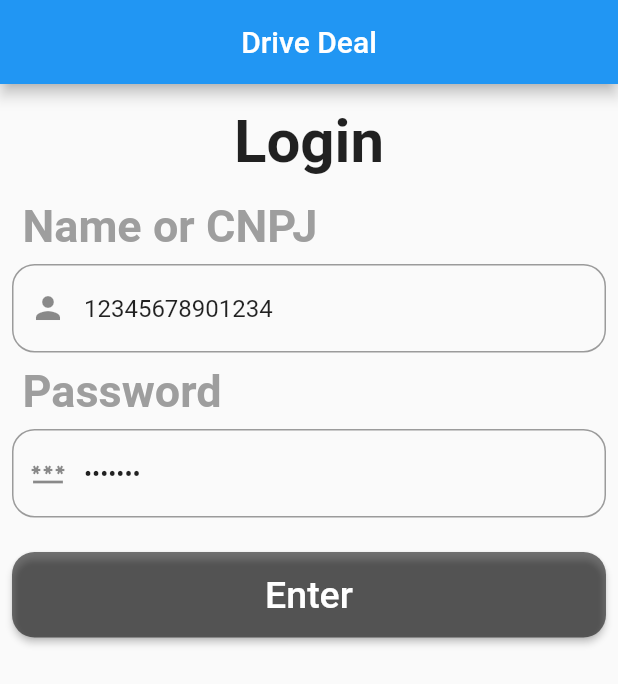
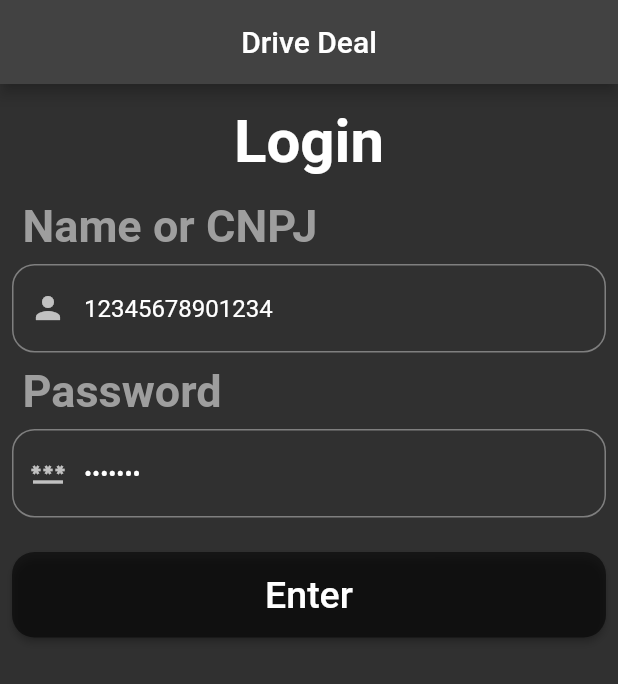
Before and after one commit to mickaelrei/drive-deal, a Flutter app: the screen it shows after launch, on a phone screen of 412 x 824 dp. Shown: the top 684 px of the screen. Run offline on Flutter 3.47's test engine with Material 2 defaults, Android fonts, the phone set to English and light mode, and no system bars; our stand-ins replace carousel_slider, image_picker, shared_preferences, sqflite; accounts and stored records are empty; generated files the repository leaves out were written again.

Commit message:
Preparing internationalization

```diff
--- /dev/null
+++ b/l10n.yaml
@@ -0,0 +1,3 @@
+arb-dir: lib/l10n
+template-arb-file: app_en.arb
+output-localization-file: app_localizations.dart
--- a/lib/main.dart
+++ b/lib/main.dart
@@ -1,6 +1,12 @@
+import 'dart:developer';
+
 import 'package:flutter/material.dart';
+import 'package:flutter_gen/gen_l10n/app_localizations.dart';
+import 'package:provider/provider.dart';
 
+import 'entities/user.dart';
 import 'utils/routes.dart';
+import 'view/main_state.dart';
 
 void main() {
   runApp(const MyApp());
@@ -13,8 +19,30 @@ class MyApp extends StatelessWidget {
 
   @override
   Widget build(BuildContext context) {
+    return ChangeNotifierProvider<MainState>(
+      create: (context) {
+        return MainState();
+      },
+      child: Consumer<MainState>(
+        builder: (_, state, __) {
+          // Get current theme
+          final themeData = state.appTheme == AppTheme.dark
+              ? ThemeData.dark()
+              : ThemeData.light();
+
+          // Get current locale (language)
+          final locale = state.appLanguage == AppLanguage.english
+              ? const Locale('en')
+              : const Locale('pt');
+
+          log('Current language: ${state.appLanguage.name}');
+          log('Current theme: ${state.appTheme.name}');
+
           return MaterialApp(
-      theme: ThemeData(
+            locale: locale,
+            localizationsDelegates: AppLocalizations.localizationsDelegates,
+            supportedLocales: AppLocalizations.supportedLocales,
+            theme: themeData.copyWith(
               sliderTheme: const SliderThemeData(
                 showValueIndicator: ShowValueIndicator.always,
               ),
@@ -37,5 +65,8 @@ class MyApp extends StatelessWidget {
               '/autonomy_level_edit': autonomyLevelEditRoute,
             },
           );
+        },
+      ),
+    );
   }
 }
--- a/lib/view/login.dart
+++ b/lib/view/login.dart
@@ -1,4 +1,5 @@
 import 'package:flutter/material.dart';
+import 'package:flutter_gen/gen_l10n/app_localizations.dart';
 import 'package:provider/provider.dart';
 
 import '../entities/user.dart';
@@ -8,6 +9,7 @@ import '../usecases/partner_store_use_case.dart';
 import '../usecases/user_use_case.dart';
 import '../utils/dialogs.dart';
 import '../utils/forms.dart';
+import 'main_state.dart';
 
 /// Provider for login page
 class LoginState with ChangeNotifier {
@@ -121,6 +123,9 @@ class LoginForm extends StatelessWidget {
 
   @override
   Widget build(BuildContext context) {
+    final localization = AppLocalizations.of(context)!;
+    final mainState = Provider.of<MainState>(context, listen: false);
+
     return ChangeNotifierProvider<LoginState>(
       create: (context) {
         return LoginState();
@@ -133,17 +138,17 @@ class LoginForm extends StatelessWidget {
               crossAxisAlignment: CrossAxisAlignment.stretch,
               children: [
                 const FormTitle(title: 'Login'),
-                const TextHeader(label: 'Name or CNPJ'),
+                TextHeader(label: localization.nameOrCnpj),
                 FormTextEntry(
                   controller: state.nameOrCnpjController,
-                  label: 'Name or CNPJ',
+                  label: localization.nameOrCnpj,
                   prefixIcon: Icons.person,
                 ),
-                const TextHeader(label: 'Password'),
+                TextHeader(label: localization.password),
                 FormTextEntry(
                   controller: state.passwordController,
                   hidden: true,
-                  label: 'Password',
+                  label: localization.password,
                   prefixIcon: Icons.password,
                 ),
                 Padding(
@@ -152,7 +157,7 @@ class LoginForm extends StatelessWidget {
                     vertical: 15,
                   ),
                   child: SubmitButton(
-                    label: 'Enter',
+                    label: localization.enter,
                     onPressed: () async {
                       if (!state.formKey.currentState!.validate()) return;
 
@@ -169,6 +174,9 @@ class LoginForm extends StatelessWidget {
                         }
                         return;
                       }
+
+                      // User is valid, set logged user in main state
+                      mainState.setLoggedUser(user);
 
                       // Go to home page
                       if (context.mounted) {
--- /dev/null
+++ b/lib/view/main_state.dart
@@ -0,0 +1,62 @@
+import 'dart:developer';
+
+import 'package:flutter/material.dart';
+
+import '../entities/user.dart';
+
+/// Provider that holds information such as:
+///
+/// - App language
+class MainState with ChangeNotifier {
+  /// Constructor
+  MainState();
+
+  User? _loggedUser;
+
+  /// Current logged user
+  User? get loggedUser => _loggedUser;
+
+  /// Current app language
+  AppLanguage get appLanguage => loggedUser != null
+      ? loggedUser!.settings.appLanguage
+      : UserSettings.defaultAppLanguage;
+
+  /// Current app theme
+  AppTheme get appTheme => loggedUser != null
+      ? loggedUser!.settings.appTheme
+      : UserSettings.defaultAppTheme;
+
+  /// Set new app language
+  void setAppLanguage(AppLanguage language) {
+    if (_loggedUser == null) {
+      log('No logged user to set language');
+      return;
+    }
+
+    // TODO: Set on shared prefs
+
+    // Change on user object
+    _loggedUser!.settings.appLanguage = language;
+    notifyListeners();
+  }
+
+  /// Set new app theme
+  void setAppTheme(AppTheme theme) {
+    if (_loggedUser == null) {
+      log('No logged user to set theme');
+      return;
+    }
+
+    // TODO: Set on shared prefs
+
+    // Change on user object
+    _loggedUser!.settings.appTheme = theme;
+    notifyListeners();
+  }
+
+  /// Set new logged user
+  void setLoggedUser(User user) {
+    _loggedUser = user;
+    notifyListeners();
+  }
+}
--- a/pubspec.yaml
+++ b/pubspec.yaml
@@ -39,11 +39,13 @@ dependencies:
   sqflite: ^2.3.0
   path: ^1.8.3
   http: ^1.1.0
-  intl: ^0.18.1
+  intl: any
   image_picker: ^1.0.4
   path_provider: ^2.1.1
   shared_preferences: ^2.2.1
   carousel_slider: ^4.2.1
+  flutter_localizations:
+    sdk: flutter
 
 dev_dependencies:
   flutter_test:
@@ -66,6 +68,7 @@ flutter:
   # included with your application, so that you can use the icons in
   # the material Icons class.
   uses-material-design: true
+  generate: true
 
   # To add assets to your application, add an assets section, like this:
   # assets:
```
Also changed, not shown: lib/l10n/app_en.arb (added, +11 -0 lines), lib/l10n/app_pt.arb (added, +11 -0 lines), lib/view/user_settings.dart (+37 -22 lines), pubspec.lock. Lines whose indentation alone changed are shown as unchanged.
